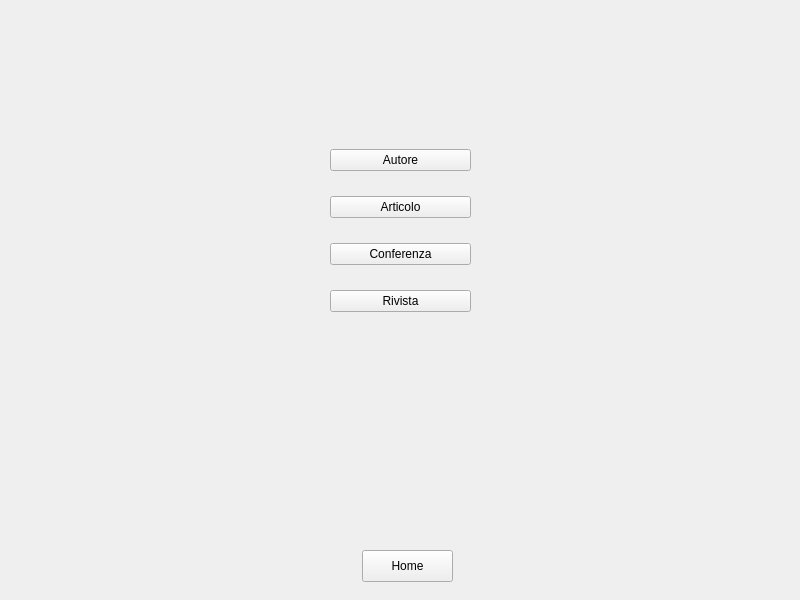
The window that Progetto/mainwindow.ui (marcovirgillo/ProgettoPO) describes before a commit, drawn with Qt 5.
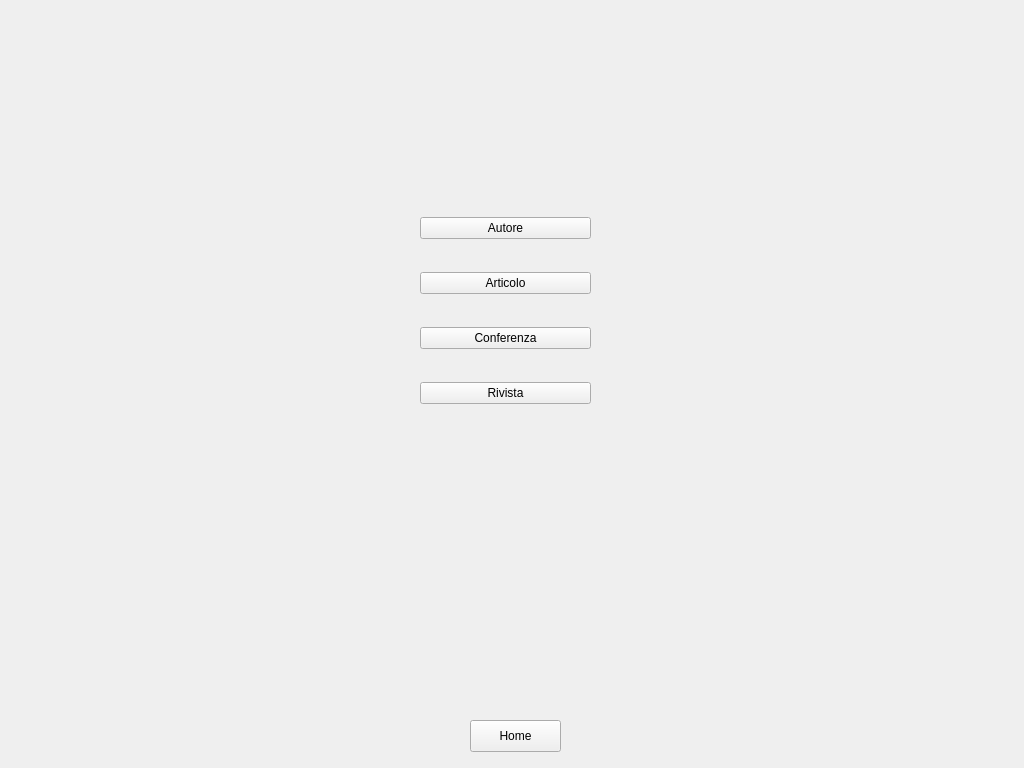
The same window after the commit.

What changed in the file:
```diff
--- a/Progetto/mainwindow.ui
+++ b/Progetto/mainwindow.ui
@@ -6,8 +6,8 @@
    <rect>
     <x>0</x>
     <y>0</y>
-    <width>800</width>
-    <height>600</height>
+    <width>1024</width>
+    <height>768</height>
    </rect>
   </property>
   <property name="windowTitle">
@@ -19,8 +19,8 @@
      <rect>
       <x>0</x>
       <y>0</y>
-      <width>800</width>
-      <height>550</height>
+      <width>1024</width>
+      <height>718</height>
      </rect>
     </property>
     <property name="currentIndex">
@@ -30,10 +30,10 @@
      <widget class="QWidget" name="layoutWidget">
       <property name="geometry">
        <rect>
-        <x>330</x>
-        <y>130</y>
-        <width>141</width>
-        <height>201</height>
+        <x>420</x>
+        <y>190</y>
+        <width>171</width>
+        <height>241</height>
        </rect>
       </property>
       <layout class="QVBoxLayout" name="verticalLayout">
@@ -72,8 +72,8 @@
    <widget class="QPushButton" name="buttonHome">
     <property name="geometry">
      <rect>
-      <x>362</x>
-      <y>550</y>
+      <x>470</x>
+      <y>720</y>
       <width>91</width>
       <height>32</height>
      </rect>
```
Left out of the diff: 2 changed lines with no effect on the pictures.
